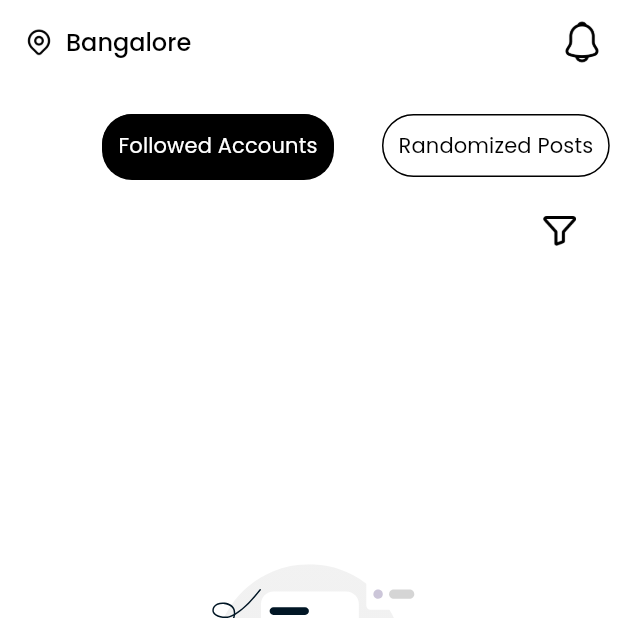
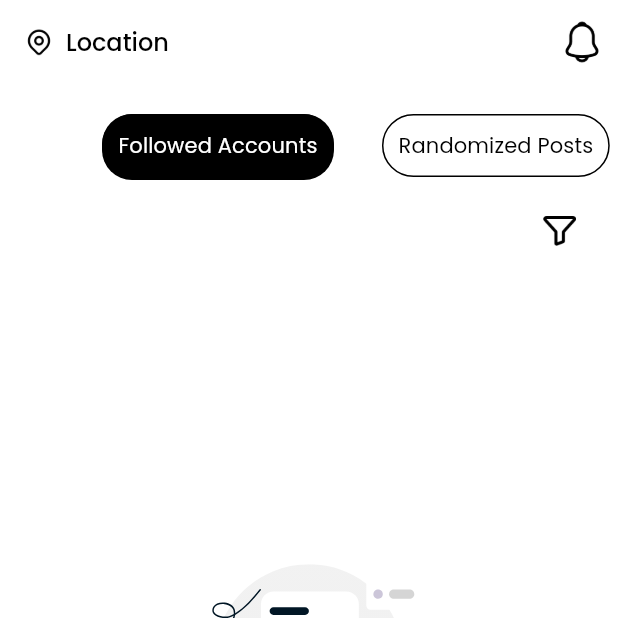
Before and after one commit to UasDevelope/civitante, a Flutter app: the HomeScreen screen opened directly, on a phone screen of 412 x 824 dp, the top half of it. Run offline on Flutter 3.47's test engine with Material 3 defaults, Android fonts, the phone set to English and light mode, and no system bars; our stand-ins replace dotted_border, firebase_auth, firebase_core, firebase_storage, fl_chart, flutter_image_compress and 16 more; missing offline and left inert: dart:ffi, flutter_easy_recaptcha_v2, flutter_stripe; accounts and stored records are empty; network calls fail.

Commit message:
Left Location Icon and update location updated

```diff
--- a/lib/App/modules/explorer/view/explorer.dart
+++ b/lib/App/modules/explorer/view/explorer.dart
@@ -12,7 +12,7 @@ class ExplorerScreen extends StatelessWidget {
       appBar: HomeAppbar(
         backButton: false,
         title: AppStrings.Explore,
-        // imagePath: AppImages.location, // Optional, can be null
+        imagePath: AppImages.location, // Optional, can be null
         rightIcon: AppImages.notification,
         onRightIconPressed: () {},
       ),
--- a/lib/App/modules/home/view/home.dart
+++ b/lib/App/modules/home/view/home.dart
@@ -15,7 +15,7 @@ class HomeScreen extends StatelessWidget {
     homeController.fetchAndAssignPosts(
         followed: true, randomized: false, communityId: '');
     return Scaffold(
-      backgroundColor: Colors.white, // Change the background color
+      backgroundColor: Colors.white,
       appBar: HomeAppbar(
         backButton: false,
         title: "Bangalore",
--- a/lib/App/modules/home/widgets/homeAppbar.dart
+++ b/lib/App/modules/home/widgets/homeAppbar.dart
@@ -1,6 +1,10 @@
+import 'dart:developer';
+
 import 'package:civitante/App/shared/app_text.dart';
 import 'package:civitante/App/shared/color.dart';
+import 'package:civitante/App/utilse/location_controller.dart';
 import 'package:flutter/material.dart';
+import 'package:get/get.dart';
 
 class HomeAppbar extends StatelessWidget implements PreferredSizeWidget {
   final String title;
@@ -24,6 +28,8 @@ class HomeAppbar extends StatelessWidget implements PreferredSizeWidget {
 
   @override
   Widget build(BuildContext context) {
+    LocationController locationController = Get.put(LocationController());
+    log("Location here:>>>>>>>>>>>>>>>>>>>>>>> ${locationController.userLocation.toString()}");
     return AppBar(
       backgroundColor: Colors.white,
       elevation: 0,
@@ -41,7 +47,7 @@ class HomeAppbar extends StatelessWidget implements PreferredSizeWidget {
             const SizedBox(width: 8), // Add spacing between icon and text
           ],
           AppText(
-              text: title,
+              text: locationController.userLocation["city"] != null ?locationController.userLocation["city"]:"Location",
               fontSize: 16,
               fontWeight: FontWeight.w500,
               color: AppColors.appColor)
--- a/lib/App/modules/profile/view/profile.dart
+++ b/lib/App/modules/profile/view/profile.dart
@@ -30,6 +30,7 @@ class ProfileScreen extends StatelessWidget {
       appBar: HomeAppbar(
         backButton: false,
         title: "Profile",
+        imagePath: AppImages.location,
         rightIcon: AppImages.notification,
         rightIcon2: AppImages.logout,
         onRightIconPressed1: () {
--- a/lib/App/modules/wallet/view/wallet.dart
+++ b/lib/App/modules/wallet/view/wallet.dart
@@ -27,6 +27,7 @@ class WalletScreen extends StatelessWidget {
       appBar: HomeAppbar(
         backButton: false,
         title: AppStrings.Wallet,
+        imagePath: AppImages.location,
         rightIcon: AppImages.notification,
       ),
       body: Obx(() {
```
